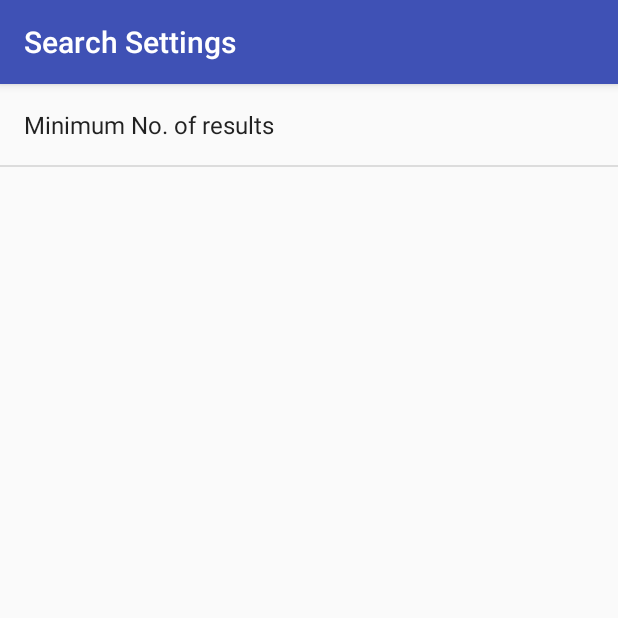
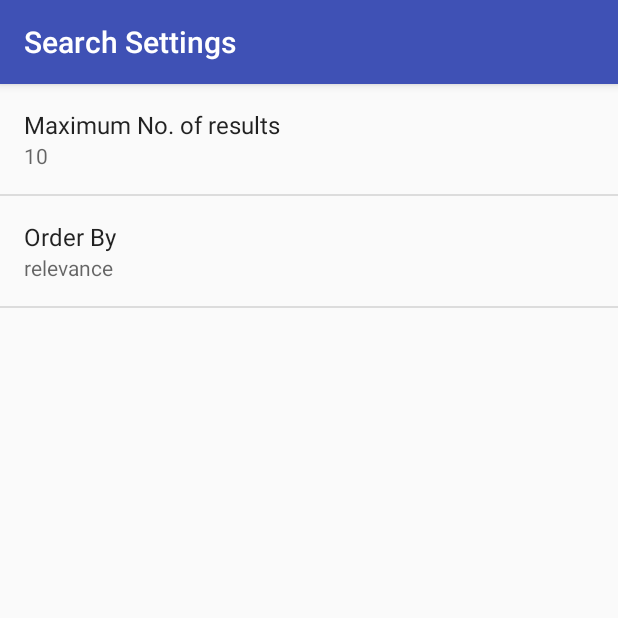
Before and after one commit to davidfabian/BookSearch, an Android app: the SettingsActivity screen opened directly, with no data from a screen before it, on a phone screen of 412 x 824 dp, the top half of it. Run offline under Robolectric (Android 15) with nearby library versions, the phone set to English and light mode, and no system bars.

Commit message:
preference settings working. TODO: set input validation

```diff
--- a/app/src/main/java/com/example/d/booksearch/MainActivity.java
+++ b/app/src/main/java/com/example/d/booksearch/MainActivity.java
@@ -86,12 +86,17 @@ public class MainActivity extends AppCompatActivity {
         String maxresults = sharedprefs.getString(
                 getString(R.string.settings_max_results_key),
                 getString(R.string.settings_max_results_default));
+        String orderBy = sharedprefs.getString(
+                getString(R.string.settings_order_by_key),
+                getString(R.string.settings_order_by_default)
+        );
+
         Uri baseUri = Uri.parse(GBAPI_BASE_URL);
         Uri.Builder uriBuilder = baseUri.buildUpon();
 
         uriBuilder.appendQueryParameter("q", SearchTerm().trim());
         uriBuilder.appendQueryParameter("maxResults", maxresults);
-        //return GBAPI_BASE_URL + SearchTerm().trim() + GBAPI_FINAL_URL;
+        uriBuilder.appendQueryParameter("orderBy", orderBy);
         return uriBuilder.toString();
     }
 
--- a/app/src/main/java/com/example/d/booksearch/SettingsActivity.java
+++ b/app/src/main/java/com/example/d/booksearch/SettingsActivity.java
@@ -5,9 +5,11 @@ package com.example.d.booksearch;
  * activity for settings fragment.
  */
 
+import android.content.SharedPreferences;
 import android.os.Bundle;
 import android.preference.Preference;
 import android.preference.PreferenceFragment;
+import android.preference.PreferenceManager;
 import android.support.annotation.Nullable;
 import android.support.v7.app.AppCompatActivity;
 
@@ -22,10 +24,19 @@ public class SettingsActivity extends AppCompatActivity {
     }
 
     public static class VolumePreferenceFragment extends PreferenceFragment implements Preference.OnPreferenceChangeListener {
+
         @Override
         public void onCreate(@Nullable Bundle savedInstanceState) {
             super.onCreate(savedInstanceState);
             addPreferencesFromResource(R.xml.settings_main);
+
+            String settingsMaxResultValue = getResources().getString(R.string.settings_max_results_key);
+            Preference maxNoOfResults = findPreference(settingsMaxResultValue);
+            bindPreferenceSummaryToValue(maxNoOfResults);
+
+
+            Preference orderBy = findPreference(getString(R.string.settings_order_by_key));
+            bindPreferenceSummaryToValue(orderBy);
         }
 
         @Override
@@ -34,5 +45,13 @@ public class SettingsActivity extends AppCompatActivity {
             preference.setSummary(stringvalue);
             return true;
         }
+
+        private void bindPreferenceSummaryToValue(Preference preference) {
+            preference.setOnPreferenceChangeListener(this);
+            SharedPreferences preferences = PreferenceManager.getDefaultSharedPreferences(preference.getContext());
+            String preferenceString = preferences.getString(preference.getKey(), "");
+            onPreferenceChange(preference, preferenceString);
+        }
+
     }
 }
--- /dev/null
+++ b/app/src/main/res/values/arrays.xml
@@ -0,0 +1,13 @@
+<?xml version="1.0" encoding="utf-8"?>
+<resources>
+    <string-array name="settings_order_by_labels">
+        <item>@string/settings_order_by_relevance_label</item>
+        <item>@string/settings_order_by_most_recent_label</item>
+    </string-array>
+
+    <string-array name="settings_order_by_values">
+        <item>@string/settings_order_by_relevance_value</item>
+        <item>@string/settings_order_by_most_recent_value</item>
+    </string-array>
+
+</resources>
--- a/app/src/main/res/values/strings.xml
+++ b/app/src/main/res/values/strings.xml
@@ -12,7 +12,19 @@
     <string name="settings_menu_item">Settings</string>
     <!-- Settings Activity Title [CHAR LIMIT=NONE] -->
     <string name="settings_title">Search Settings</string>
-    <string name="settings_max_results_label">Minimum No. of results</string>
-    <string name="settings_max_results_key" translatable="false">min_results</string>
+    <string name="settings_max_results_label">Maximum No. of results</string>
+    <string name="settings_max_results_key" translatable="false">max_results</string>
     <string name="settings_max_results_default" translatable="false">10</string>
+    <!-- Strings For Order-By Preference [CHAR LIMIT=30] -->
+    <string name="settings_order_by_label">Order By</string>
+    <string name="settings_order_by_key" translatable="false">orderBy</string>
+    <string name="settings_order_by_default" translatable="false">@string/settings_order_by_relevance_value</string>
+
+    <!-- Label for order-by relevance option [CHAR LIMIT=20] -->
+    <string name="settings_order_by_relevance_label">Relevance</string>
+    <string name="settings_order_by_relevance_value" translatable="false">relevance</string>
+
+    <!-- Label for order-by most recent option [CHAR LIMIT=20] -->
+    <string name="settings_order_by_most_recent_label">Most Recent</string>
+    <string name="settings_order_by_most_recent_value" translatable="false">newest</string>
 </resources>
--- a/app/src/main/res/xml/settings_main.xml
+++ b/app/src/main/res/xml/settings_main.xml
@@ -7,4 +7,11 @@
         android:key="@string/settings_max_results_key"
         android:selectAllOnFocus="true"
         android:title="@string/settings_max_results_label" />
+    <ListPreference
+        android:defaultValue="@string/settings_order_by_default"
+        android:entries="@array/settings_order_by_labels"
+        android:entryValues="@array/settings_order_by_values"
+        android:key="@string/settings_order_by_key"
+        android:title="@string/settings_order_by_label" />
+
 </PreferenceScreen>
```
